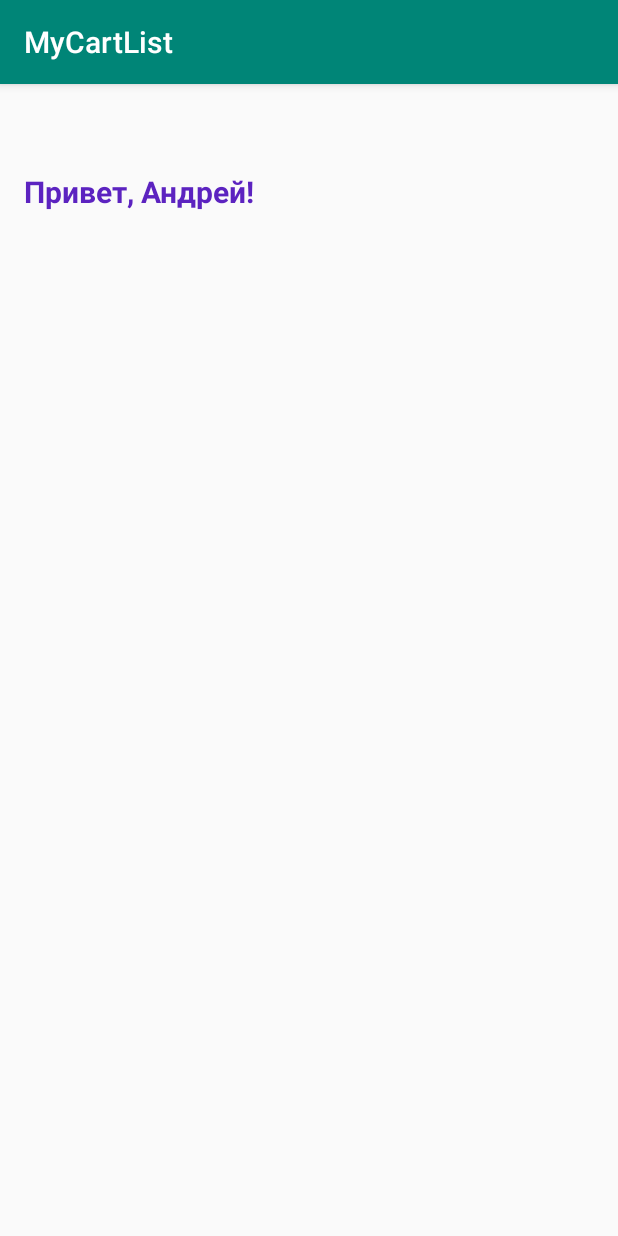
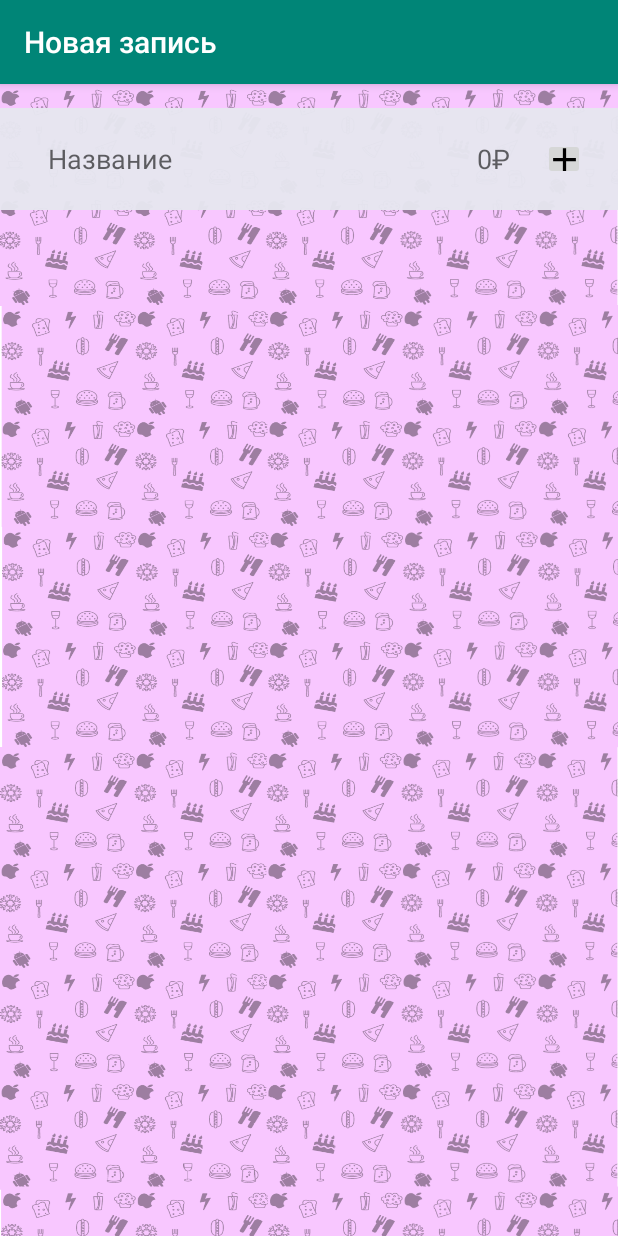
Before and after one commit to THKonst/MyCartList, an Android app: the screen it shows after launch (MainActivity before the commit, Add_ItemActivity after it), on a phone screen of 412 x 824 dp. Run offline under Robolectric (Android 15) with nearby library versions, the light colour scheme and no system bars.

Commit message:
new_activity add

```diff
--- a/app/build.gradle
+++ b/app/build.gradle
@@ -26,4 +26,5 @@ dependencies {
     testImplementation 'junit:junit:4.12'
     androidTestImplementation 'androidx.test:runner:1.2.0'
     androidTestImplementation 'androidx.test.espresso:espresso-core:3.2.0'
+    implementation 'com.google.android.material:material:1.0.0'
 }
--- a/app/src/main/AndroidManifest.xml
+++ b/app/src/main/AndroidManifest.xml
@@ -9,13 +9,16 @@
         android:roundIcon="@mipmap/ic_launcher_round"
         android:supportsRtl="true"
         android:theme="@style/AppTheme">
-        <activity android:name=".MainActivity">
+        <activity android:name=".Add_ItemActivity">
             <intent-filter>
                 <action android:name="android.intent.action.MAIN" />
 
                 <category android:name="android.intent.category.LAUNCHER" />
             </intent-filter>
         </activity>
+        <activity android:name=".MainActivity">
+
+        </activity>
     </application>
 
 </manifest>
--- /dev/null
+++ b/app/src/main/java/com/thvkonst/mycartlist/Add_ItemActivity.java
@@ -0,0 +1,59 @@
+package com.thvkonst.mycartlist;
+
+import android.os.Bundle;
+import android.text.Editable;
+import android.text.TextWatcher;
+import android.util.Log;
+import android.view.View;
+import android.widget.EditText;
+import android.widget.ImageButton;
+
+import androidx.appcompat.app.AppCompatActivity;
+
+public class Add_ItemActivity extends AppCompatActivity {
+
+    private static final String TAG = "Add_ItemActivity";
+    private EditText name;
+    private EditText price;
+    private ImageButton addBtn;
+
+    @Override
+    protected void onCreate(Bundle savedInstanceState) {
+        super.onCreate(savedInstanceState);
+        setContentView(R.layout.activity_add__item);
+
+        setTitle(R.string.add_item_title);
+        name = findViewById(R.id.name);
+        price = findViewById(R.id.price);
+        addBtn = findViewById(R.id.add_btn);
+
+        name.addTextChangedListener(new TextWatcher() {
+            @Override
+            public void beforeTextChanged(CharSequence s, int i, int i1, int i2) {
+
+            }
+
+            @Override
+            public void onTextChanged(CharSequence s, int i, int i1, int i2) {
+
+            }
+
+            @Override
+            public void afterTextChanged(Editable s) {
+                Log.i(TAG, "afterTextChanged: "+ s);
+
+            }
+        });
+
+        addBtn.setOnClickListener(new View.OnClickListener() {
+            @Override
+            public void onClick(View view) {
+                String itemName = name.getText().toString();
+                String itemPrice = price.getText().toString();
+
+            }
+        });
+
+
+    }
+}
--- /dev/null
+++ b/app/src/main/res/drawable/ic_add_black_24dp.xml
@@ -0,0 +1,4 @@
+<vector android:height="26dp" android:viewportHeight="24.0"
+    android:viewportWidth="24.0" android:width="26dp" xmlns:android="http://schemas.android.com/apk/res/android">
+    <path android:fillColor="#FF000000" android:pathData="M19,13h-6v6h-2v-6H5v-2h6V5h2v6h6v2z"/>
+</vector>
--- /dev/null
+++ b/app/src/main/res/layout-v26/activity_add__item.xml
@@ -0,0 +1,57 @@
+<?xml version="1.0" encoding="utf-8"?>
+<androidx.constraintlayout.widget.ConstraintLayout xmlns:android="http://schemas.android.com/apk/res/android"
+    xmlns:app="http://schemas.android.com/apk/res-auto"
+    xmlns:tools="http://schemas.android.com/tools"
+    android:id="@+id/add_new_bg"
+    android:layout_width="match_parent"
+    android:layout_height="match_parent"
+    tools:context=".Add_ItemActivity"
+    android:background="@drawable/bg_pattern_1">
+
+    <LinearLayout
+        android:layout_width="match_parent"
+        android:layout_height="68dp"
+        android:layout_marginTop="16dp"
+        android:background="@color/white"
+        android:gravity="center_vertical"
+        android:orientation="horizontal"
+        android:paddingLeft="22dp"
+        android:paddingRight="22dp"
+        app:layout_constraintTop_toTopOf="parent">
+
+        <EditText
+            android:id="@+id/name"
+            android:background="@null"
+            android:layout_width="match_parent"
+            android:layout_height="wrap_content"
+            android:layout_marginStart="10dp"
+            android:layout_weight="1"
+            android:hint="@string/hint_name"
+            android:importantForAutofill="no"
+            android:inputType="text"
+            android:maxLines="1"></EditText>
+
+        <EditText
+            android:id="@+id/price"
+            android:background="@null"
+            android:layout_width="match_parent"
+            android:layout_height="wrap_content"
+            android:layout_marginStart="10dp"
+            android:layout_weight="1"
+            android:gravity="end"
+            android:hint="@string/hint_price"
+            android:inputType="numberDecimal"
+            android:maxLines="1"></EditText>
+
+        <ImageButton
+            android:id="@+id/add_btn"
+            android:layout_width="28dp"
+            android:layout_height="28dp"
+            android:layout_marginStart="22dp"
+            android:contentDescription="@string/plus_button"
+            android:enabled="false"
+            android:src="@drawable/ic_add_black_24dp"></ImageButton>
+
+
+    </LinearLayout>
+</androidx.constraintlayout.widget.ConstraintLayout>
--- /dev/null
+++ b/app/src/main/res/layout/activity_add__item.xml
@@ -0,0 +1,45 @@
+<?xml version="1.0" encoding="utf-8"?>
+<androidx.constraintlayout.widget.ConstraintLayout xmlns:android="http://schemas.android.com/apk/res/android"
+    xmlns:tools="http://schemas.android.com/tools"
+    android:id="@+id/add_new_bg"
+    android:layout_width="match_parent"
+    android:layout_height="match_parent"
+    tools:context=".Add_ItemActivity"
+    android:background="@drawable/bg_pattern_1">
+
+    <LinearLayout
+        android:background="@color/white"
+        android:layout_width="match_parent"
+        android:layout_height="68dp"
+        android:paddingLeft="22dp"
+        android:paddingRight="22dp"
+        android:gravity="center_vertical"
+        android:orientation="horizontal">
+
+        <EditText
+            android:layout_width="match_parent"
+            android:layout_height="wrap_content"
+            android:layout_weight="1"
+            android:hint="@string/hint_name"
+            android:inputType="text"
+            android:maxLines="1"
+            android:autofillHints="" tools:targetApi="o"></EditText>
+
+        <EditText
+            android:hint="@string/hint_price"
+            android:layout_weight="1"
+            android:maxLines="1"
+            android:inputType="numberDecimal"
+            android:layout_width="match_parent"
+            android:layout_height="wrap_content"
+            android:importantForAutofill="no"></EditText>
+
+        <ImageButton
+            android:layout_width="26dp"
+            android:layout_height="26dp"
+            android:contentDescription="@string/plus_button"
+            android:src="@drawable/ic_add_black_24dp"></ImageButton>
+
+
+    </LinearLayout>
+</androidx.constraintlayout.widget.ConstraintLayout>
--- a/app/src/main/res/values/colors.xml
+++ b/app/src/main/res/values/colors.xml
@@ -4,5 +4,6 @@
     <color name="colorPrimaryDark">#00574B</color>
     <color name="colorAccent">#D81B60</color>
     <color name="text_1_color">#5C23C0</color>
+    <color name="white">#F5E7E6F0</color>
 
 </resources>
--- a/app/src/main/res/values/strings.xml
+++ b/app/src/main/res/values/strings.xml
@@ -1,4 +1,9 @@
 <resources>
     <string name="app_name">MyCartList</string>
+    <string name="add_item_title">Новая запись</string>
     <string name="text_1">Привет, Андрей!</string>
+    <string name="hint_name">Название</string>
+    <string name="hint_price">0₽</string>
+    <string name="plus_button">add_plus</string>
+    <string name="hint_price">0₽</string>
 </resources>
```
Also changed, not shown: app/src/main/res/drawable/bg_pattern_1.png (added).
